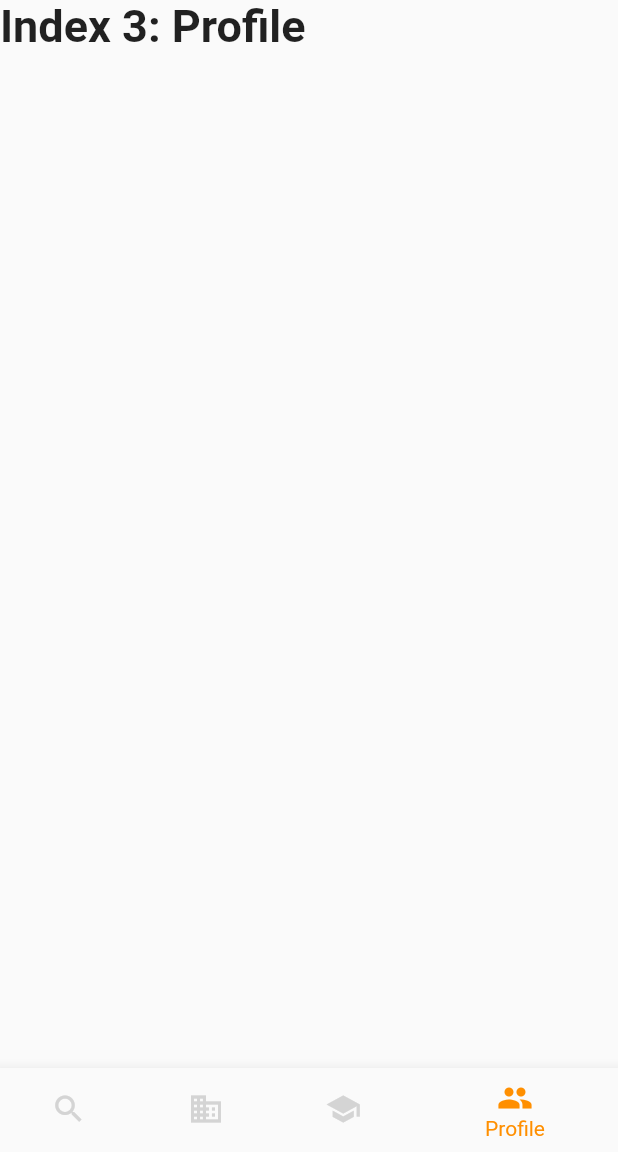
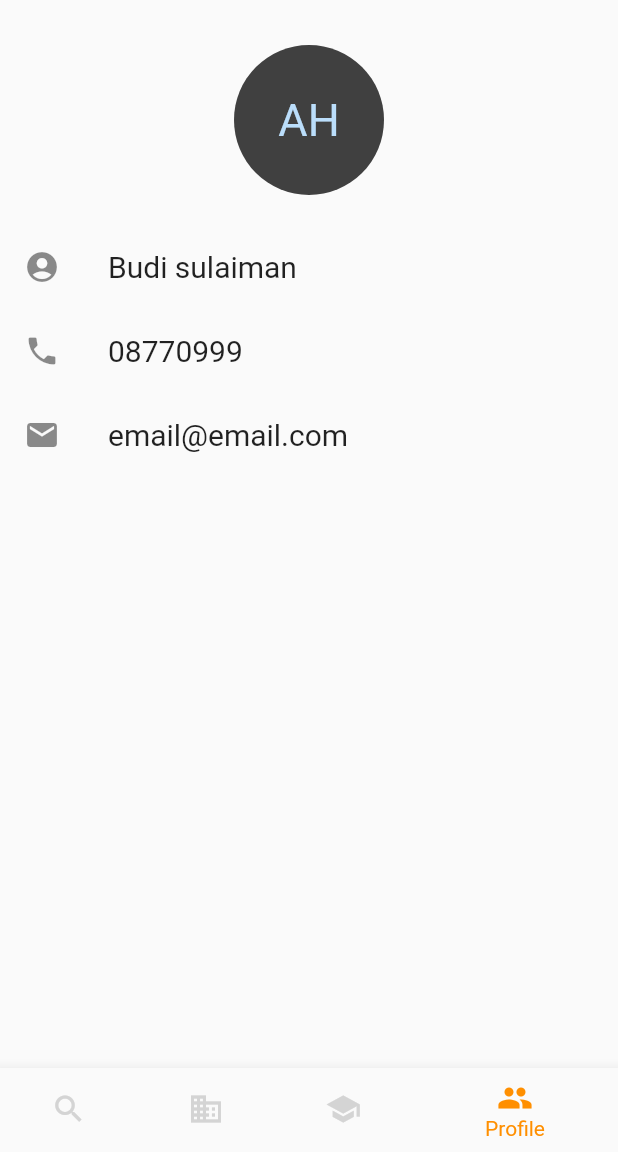
Before and after one commit to scriptshee/kostlon, a Flutter app: the HomeMemberPage screen opened directly, item 4 of the bottom bar chosen, on a phone screen of 412 x 824 dp, the part 84-1236 px from its top. Run offline on Flutter 3.47's test engine with Material 2 defaults, Android fonts, the phone set to English and light mode, and no system bars; network calls fail.

Commit message:
update screen

```diff
--- a/lib/screen/member/home/profile_member.dart
+++ b/lib/screen/member/home/profile_member.dart
@@ -0,0 +1,48 @@
+// ignore_for_file: prefer_const_literals_to_create_immutables, prefer_const_constructors, sort_child_properties_last
+
+import 'package:flutter/material.dart';
+import 'package:kostlon/utils/color_theme.dart';
+
+class ProfileMemberScreen extends StatelessWidget {
+  ProfileMemberScreen({super.key});
+
+  @override
+  Widget build(BuildContext context) {
+    return ListView(
+      children: [
+        SizedBox(height: 30),
+        CircleAvatar(
+          backgroundColor: AppColor.secondary,
+          child: Text(
+            'AH',
+            style: TextStyle(fontSize: 30),
+          ),
+          maxRadius: 50,
+          minRadius: 50,
+        ),
+        SizedBox(height: 20),
+        ListTile(
+          leading: Icon(Icons.account_circle),
+          title: Text(
+            'Budi sulaiman',
+            style: TextStyle(fontSize: 20),
+          ),
+        ),
+        ListTile(
+          leading: Icon(Icons.phone),
+          title: Text(
+            '08770999',
+            style: TextStyle(fontSize: 20),
+          ),
+        ),
+        ListTile(
+          leading: Icon(Icons.mail),
+          title: Text(
+            'email@email.com',
+            style: TextStyle(fontSize: 20),
+          ),
+        )
+      ],
+    );
+  }
+}
--- a/lib/screen/member/home_member.dart
+++ b/lib/screen/member/home_member.dart
@@ -1,7 +1,10 @@
 // ignore_for_file: prefer_const_literals_to_create_immutables, prefer_const_constructors
 import 'package:flutter/material.dart';
 import 'package:kostlon/screen/auth.dart';
+import 'package:kostlon/screen/member/home/payment_member.dart';
+import 'package:kostlon/screen/member/home/profile_member.dart';
 import 'package:kostlon/screen/member/home/search_member.dart';
+import 'package:kostlon/screen/member/home/rent_member.dart';
 import 'package:kostlon/utils/color_theme.dart';
 
 class HomeMemberPage extends StatefulWidget {
@@ -18,18 +21,9 @@ class _HomeMemberPageState extends State<HomeMemberPage> {
 
   final List<Widget> _widgetOptions = <Widget>[
     SearchScreenMember(),
-    Text(
-      'Index 1: Kos Saya',
-      style: optionStyle,
-    ),
-    Text(
-      'Index 2: Pembayaran',
-      style: optionStyle,
-    ),
-    Text(
-      'Index 3: Profile',
-      style: optionStyle,
-    ),
+    RentMemberScreen(),
+    PaymentMemberScreen(),
+    ProfileMemberScreen()
   ];
 
   void _onItemTapped(int index) {
```
Also changed, not shown: lib/screen/member/home/payment_member.dart (+33 -0 lines), lib/screen/member/home/rent_member.dart (+130 -0 lines), lib/screen/member/home/search_member.dart (+2 -35 lines), lib/screen/member/rent/rent_member.dart (deleted, +0 -17 lines).
